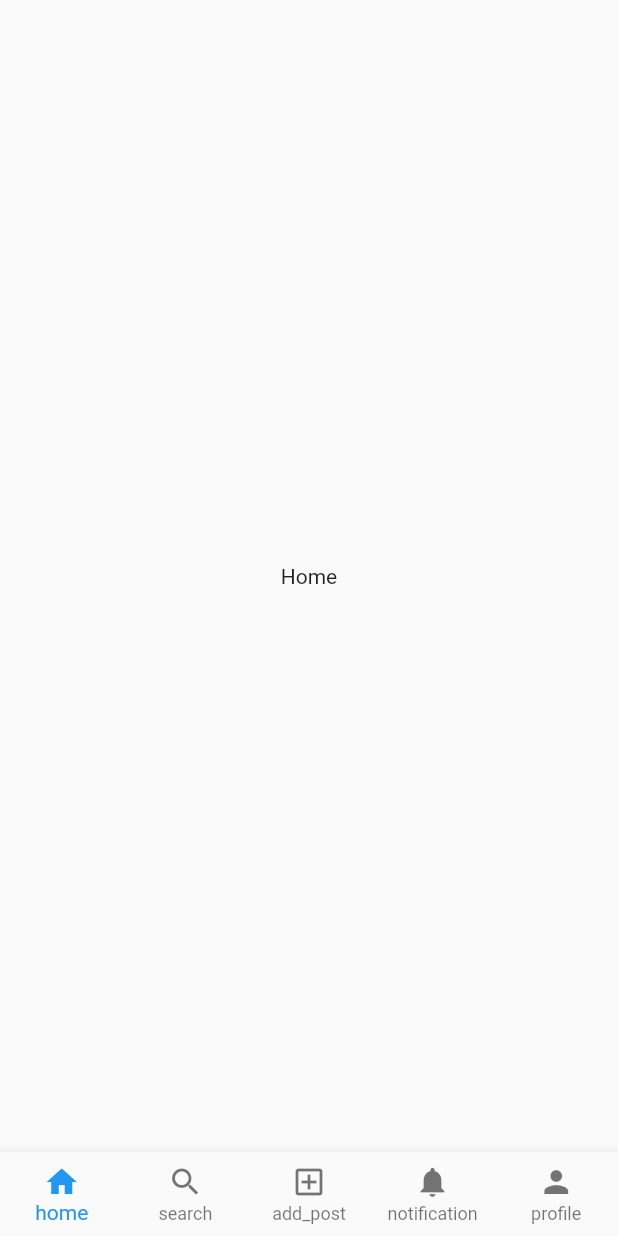
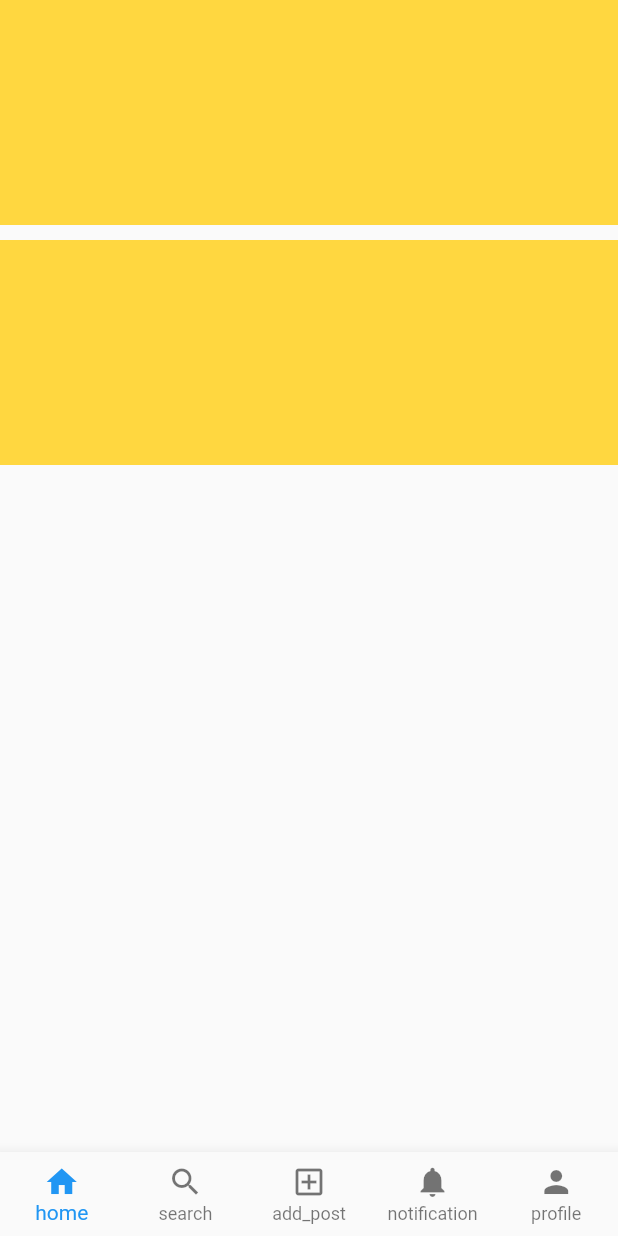
Before and after one commit to jaydip-kundaliya/insta, a Flutter app: the screen it shows after launch, on a phone screen of 412 x 824 dp. Run offline on Flutter 3.47's test engine with Material 2 defaults, Android fonts, the phone set to English and light mode, and no system bars; our stand-ins replace get; key blocks and very long unbroken strings in the code were emptied for the run.

Commit message:
Feed controller binding

```diff
--- a/lib/controllers/bottom_nav_controller.dart
+++ b/lib/controllers/bottom_nav_controller.dart
@@ -7,10 +7,14 @@ import '../ui/feed/feed_page.dart';
 import '../ui/notification/notification_page.dart';
 import '../ui/profile/profile_page.dart';
 import '../ui/search/search_page.dart';
+import 'feed_controller.dart';
 
 /// Get-X controller for control [BottomNavigator]
 /// include 5 page & current index
 class BottomNavController extends GetxController {
+  /// function to call controller it-self
+  ///
+  /// Get-x find() function to get instance of controller
   static BottomNavController get bottomNavController => Get.find();
 
   // current UI page index
@@ -36,5 +40,6 @@ class BottomNavigatorBinding extends Bindings {
   @override
   void dependencies() {
     Get.lazyPut<BottomNavController>(() => BottomNavController());
+    Get.lazyPut<FeedController>(() => FeedController());
   }
 }
--- /dev/null
+++ b/lib/controllers/feed_controller.dart
@@ -0,0 +1,18 @@
+import 'package:get/get.dart';
+
+import '../models/feed_item.dart';
+import '../ui/feed/feed_page.dart';
+import '../utils/dummy_data.dart';
+
+/// Get-X controller for control [FeedPage]
+///
+/// handle all queries and variables
+class FeedController extends GetxController {
+  /// function to call controller it-self
+  ///
+  /// Get-x find() function to get instance of controller
+  static FeedController get feedController => Get.find();
+
+  // total available feed items (offline)
+  final RxList<FeedItem> feedItems = DummyRepo().feedItems().obs;
+}
--- a/lib/ui/feed/feed_page.dart
+++ b/lib/ui/feed/feed_page.dart
@@ -1,13 +1,24 @@
 import 'package:flutter/material.dart';
+
+import '../../controllers/feed_controller.dart';
+import 'feed_post.dart';
 
 class FeedPage extends StatelessWidget {
   const FeedPage({Key? key}) : super(key: key);
 
   @override
   Widget build(BuildContext context) {
-    return const Scaffold(
+    return Scaffold(
       body: Center(
-        child: Text('Home'),
+        child: ListView.separated(
+          itemCount: FeedController.feedController.feedItems.length,
+          itemBuilder: (BuildContext context, int index) {
+            return const FeedPostView();
+          },
+          separatorBuilder: (BuildContext context, int index) {
+            return const SizedBox(height: 10);
+          },
+        ),
       ),
     );
   }
--- a/lib/ui/feed/feed_post.dart
+++ b/lib/ui/feed/feed_post.dart
@@ -8,6 +8,9 @@ class FeedPostView extends StatelessWidget {
 
   @override
   Widget build(BuildContext context) {
-    return Container();
+    return Container(
+      height: 150,
+      color: Colors.amberAccent,
+    );
   }
 }
--- a/lib/utils/dummy_data.dart
+++ b/lib/utils/dummy_data.dart
@@ -134,7 +134,7 @@ class DummyRepo {
       Comment(
         id: '06',
         commentText: 'This is comment 06',
-        user: users()[5],
+        user: users()[4],
         totalLikes: 120,
         commentTime: dateTimeDataList[5],
       ),
```
